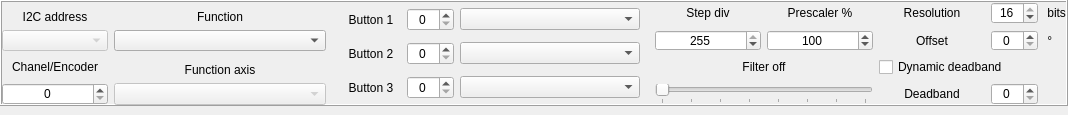
Above: src/widgets/axes/axesextended.ui from FreeJoy-Team/FreeJoyConfiguratorQt before the change. Below: the same form after it.
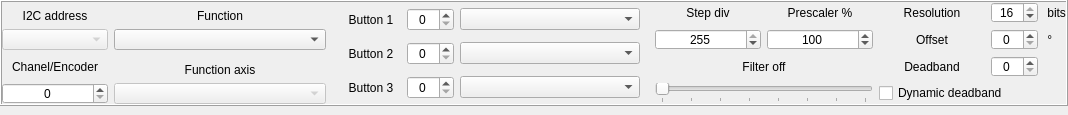
That is the form after the change. Custom widgets are drawn as their Qt base class.

```diff
--- a/src/widgets/axes/axesextended.ui
+++ b/src/widgets/axes/axesextended.ui
@@ -435,29 +435,6 @@
         </property>
        </widget>
       </item>
-      <item row="3" column="5">
-       <widget class="QLabel" name="text_deadband">
-        <property name="text">
-         <string>Deadband</string>
-        </property>
-        <property name="alignment">
-         <set>Qt::AlignCenter</set>
-        </property>
-       </widget>
-      </item>
-      <item row="3" column="6">
-       <widget class="QSpinBox" name="spinBox_Deadband">
-        <property name="alignment">
-         <set>Qt::AlignCenter</set>
-        </property>
-        <property name="correctionMode">
-         <enum>QAbstractSpinBox::CorrectToNearestValue</enum>
-        </property>
-        <property name="maximum">
-         <number>127</number>
-        </property>
-       </widget>
-      </item>
       <item row="3" column="3" colspan="2">
        <widget class="QSlider" name="sliderH_Filter">
         <property name="maximum">
@@ -474,7 +451,30 @@
         </property>
        </widget>
       </item>
-      <item row="2" column="5" colspan="3">
+      <item row="2" column="6">
+       <widget class="QSpinBox" name="spinBox_Deadband">
+        <property name="alignment">
+         <set>Qt::AlignCenter</set>
+        </property>
+        <property name="correctionMode">
+         <enum>QAbstractSpinBox::CorrectToNearestValue</enum>
+        </property>
+        <property name="maximum">
+         <number>127</number>
+        </property>
+       </widget>
+      </item>
+      <item row="2" column="5">
+       <widget class="QLabel" name="text_deadband">
+        <property name="text">
+         <string>Deadband</string>
+        </property>
+        <property name="alignment">
+         <set>Qt::AlignCenter</set>
+        </property>
+       </widget>
+      </item>
+      <item row="3" column="5" colspan="3">
        <widget class="QCheckBox" name="checkBox_DynDeadband">
         <property name="text">
          <string>Dynamic deadband</string>
```
